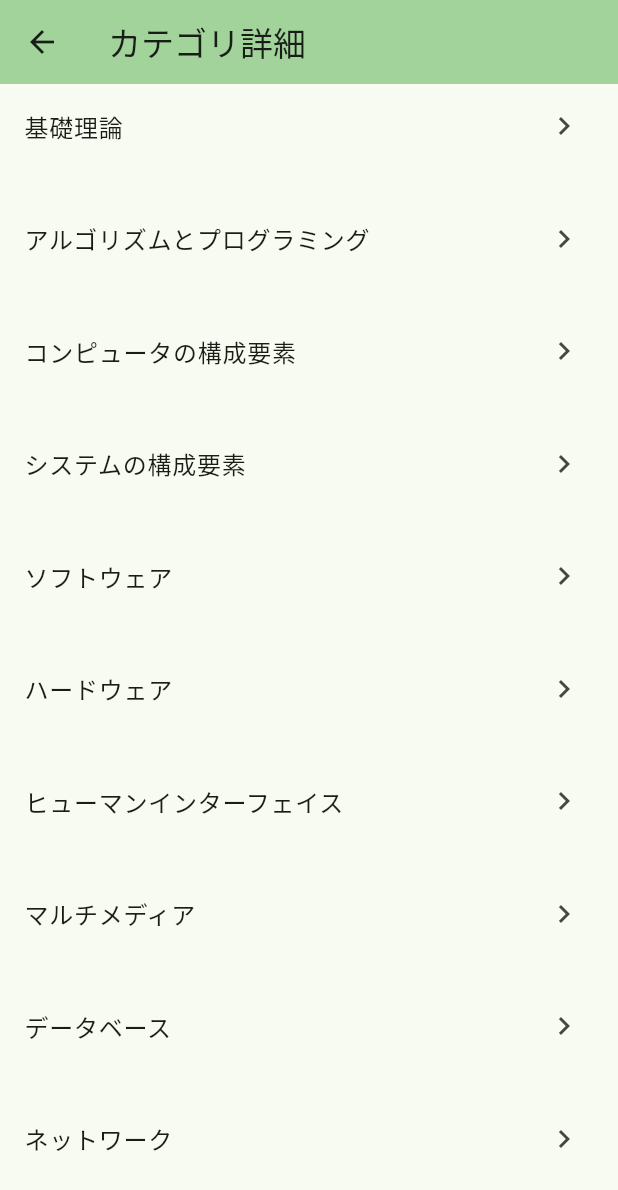
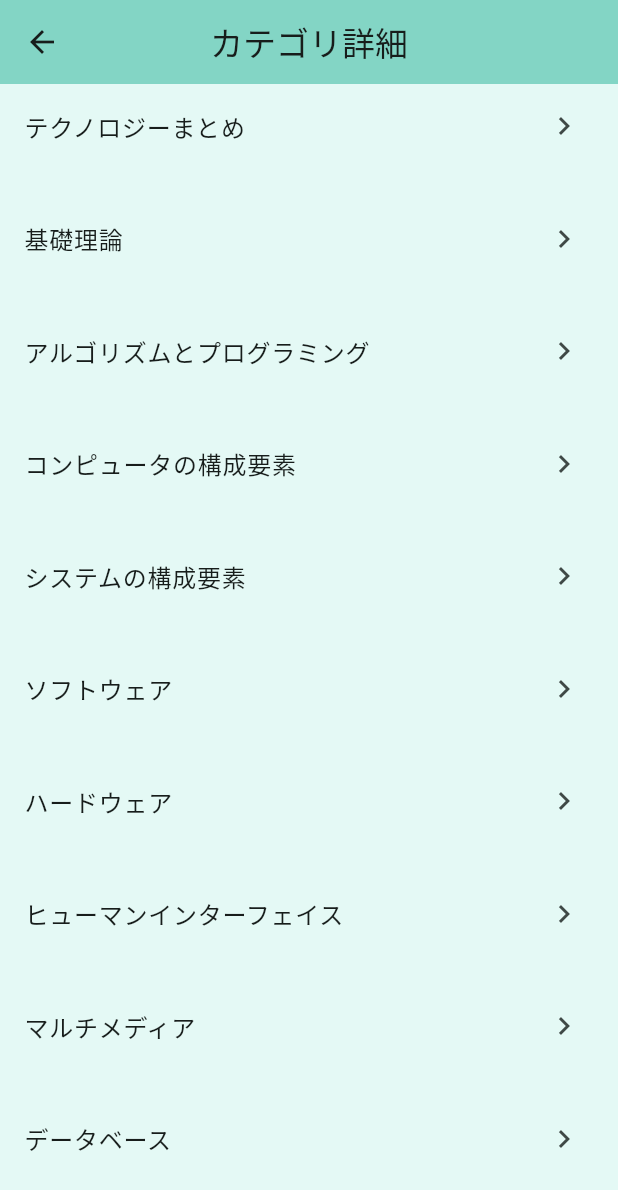
Before and after one commit to HANAUTA/2024_hal_fe_app, a Flutter app: the screen it shows after launch, after a tap on "テクノロジー", on a phone screen of 412 x 824 dp. Shown: the top 1190 px of the screen. Run offline on Flutter 3.47's test engine with Material 3 defaults, Android fonts, the phone set to English and light mode, and no system bars; missing offline and left inert: dart:ffi.

Commit message:
配色変更、toppageUI変更

```diff
--- a/lib/main.dart
+++ b/lib/main.dart
@@ -1,5 +1,4 @@
 import 'package:flutter/material.dart';
-
 import 'pages/top_page.dart';
 
 void main() {
@@ -14,7 +13,7 @@ class MyApp extends StatelessWidget {
     return MaterialApp(
       title: 'カテゴリ',
       theme: ThemeData(
-        colorScheme: ColorScheme.fromSeed(seedColor: Colors.green),
+        colorScheme: ColorScheme.fromSeed(seedColor: const Color(0xFF30E3CA)),
         useMaterial3: true,
       ),
       home: const MyHomePage(title: 'カテゴリを選択'),
--- a/lib/pages/category_page.dart
+++ b/lib/pages/category_page.dart
@@ -11,14 +11,14 @@ class CategoryPage extends StatelessWidget {
     final String categoryName = "テクノロジ系"; // 後で動的に変える
     const double blockHeight = 75.0;
     const Map<String, List<String>> categoryMap = {
-      "テクノロジ系": ["基礎理論", "アルゴリズムとプログラミング", "コンピュータの構成要素", "システムの構成要素", "ソフトウェア", "ハードウェア", "ヒューマンインターフェイス", "マルチメディア", "データベース", "ネットワーク", "セキュリティ", "システム開発技術", "ソフトウェア開発管理技術"],
+      "テクノロジ系": ["テクノロジーまとめ","基礎理論", "アルゴリズムとプログラミング", "コンピュータの構成要素", "システムの構成要素", "ソフトウェア", "ハードウェア", "ヒューマンインターフェイス", "マルチメディア", "データベース", "ネットワーク", "セキュリティ", "システム開発技術", "ソフトウェア開発管理技術"],
       "ストラテジ系": ["aaa", "iii"],
       "マネジメント系": ["mamamaa", "mimimi"],
     };
-    const List<String> categoryList = ["基礎理論", "アルゴリズムとプログラミング", "コンピュータの構成要素", "システムの構成要素", "ソフトウェア", "ハードウェア", "ヒューマンインターフェイス", "マルチメディア", "データベース", "ネットワーク", "セキュリティ", "システム開発技術", "ソフトウェア開発管理技術"];
 
     return Scaffold(
         appBar: AppBar(
+          centerTitle: true,
           leading: IconButton(
             icon: const Icon(Icons.arrow_back),
             onPressed: () {
@@ -29,7 +29,10 @@ class CategoryPage extends StatelessWidget {
           title: Text('カテゴリ詳細'),
         ),
         body:
-        ListView.builder(
+
+        Container(
+          color: const Color(0xFFE4F9F5),
+          child: ListView.builder(
               itemCount: categoryMap[categoryName]!.length,
               itemBuilder: (context, index) {
                 return  Container(
@@ -49,6 +52,7 @@ class CategoryPage extends StatelessWidget {
                 );
               }// ListView(
 
+          ),
         ));
   }
 }
--- a/lib/pages/question_page.dart
+++ b/lib/pages/question_page.dart
@@ -14,6 +14,7 @@ class _QuestionPageState extends State<QuestionPage> {
   Widget build(BuildContext context) {
     return Scaffold(
       appBar: AppBar(
+        centerTitle: true,
         leading: IconButton(
           icon: Icon(Icons.arrow_back),
           onPressed: () {
@@ -118,7 +119,9 @@ class _QuestionPageState extends State<QuestionPage> {
         ),
       ),
       // Fixed BottomAppBar
-      bottomNavigationBar: BottomAppBar(
+      bottomNavigationBar: Container(
+        child: BottomAppBar(
+          color: const Color(0xFFE4F9F5),
           child: _currentTabIndex == 0 // "問題"タブの場合
               ? Row(
             mainAxisAlignment: MainAxisAlignment.center,
@@ -153,6 +156,7 @@ class _QuestionPageState extends State<QuestionPage> {
                 ),
               ),
             ],
+          ),
         ),
       ),
     );
--- a/lib/pages/top_page.dart
+++ b/lib/pages/top_page.dart
@@ -11,7 +11,7 @@ class MyHomePage extends StatefulWidget {
 }
 
 class _MyHomePageState extends State<MyHomePage> {
-  final int correctAnswers = 70; // 正解数
+  final int correctAnswers = 250; // 正解数
   final int totalQuestions = 500; // 総問題数
 
   @override
@@ -26,8 +26,12 @@ class _MyHomePageState extends State<MyHomePage> {
       appBar: AppBar(
         backgroundColor: Theme.of(context).colorScheme.inversePrimary,
         title: Text(widget.title),
+        centerTitle: true,
       ),
-      body: SafeArea(
+      body:
+      SafeArea(
+        child: Container(
+        color: const Color(0xFFE4F9F5), // SafeAreaの背景色を設定
         child: Column(
           mainAxisAlignment: MainAxisAlignment.center, // 縦方向に中央揃え
           children: [
@@ -40,7 +44,6 @@ class _MyHomePageState extends State<MyHomePage> {
                     '正解数 $correctAnswers / $totalQuestions 問中',
                     style: TextStyle(
                       fontSize: screenHeight * 0.03, // フォントサイズを画面高さに基づいて指定
-                      fontWeight: FontWeight.bold,
                       color: Colors.black,
                     ),
                     textAlign: TextAlign.center,
@@ -55,13 +58,20 @@ class _MyHomePageState extends State<MyHomePage> {
                           width: screenWidth * 0.8,
                           height: screenHeight * 0.03,
                           decoration: BoxDecoration(
-                            border: Border.all(color: Colors.black, width: 1),
+                            border: Border.all(color: Colors.black, width: 0),
+                            borderRadius: BorderRadius.circular(10),
                           ),
                         ),
                         FractionallySizedBox(
                           widthFactor: progress, // 進捗率に基づいてバーの幅を調整
                           child: Container(
-                            color: Colors.green, // 正解の進捗部分の色
+                            decoration: BoxDecoration(
+                              border: Border.all(width: 0),
+                              borderRadius: BorderRadius.circular(10),
+                              color: const Color(0xFF30E3CA),
+                            ),
+
+                            // 正解の進捗部分の色
                           ),
                         ),
                       ],
@@ -99,6 +109,7 @@ class _MyHomePageState extends State<MyHomePage> {
           ],
         ),
       ),
+      )
     );
   }
 
@@ -108,8 +119,8 @@ class _MyHomePageState extends State<MyHomePage> {
       child: Container(
         margin: EdgeInsets.symmetric(vertical: screenHeight * 0.01), // 上下の余白
         decoration: BoxDecoration(
-          border: Border.all(color: Colors.lightGreen, width: 2), // ボーダーの色と幅
-          borderRadius: BorderRadius.circular(8), // 角を丸める
+          border: Border.all(color: const Color(0xFF11999E), width: 2), // ボーダーの色と幅
+          borderRadius: BorderRadius.circular(20), // 角を丸める
         ),
         child: ListTile(
           contentPadding: EdgeInsets.symmetric(
@@ -130,7 +141,6 @@ class _MyHomePageState extends State<MyHomePage> {
               textAlign: TextAlign.center,
               style: TextStyle(
                 fontSize: screenHeight * 0.03, // フォントサイズを画面高さに基づいて指定
-                fontWeight: FontWeight.bold, // 太字にする
               ),
             ),
           ),
```
Lines whose indentation alone changed are shown as unchanged.
